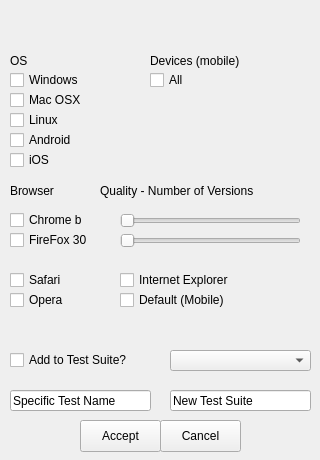
This is src/testgenerationform.ui in lettergram/Selenium-Factory as Qt 5 draws it before an edit. The edited form follows.
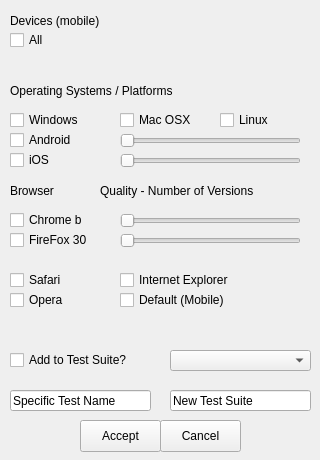
This is the edited form.

Commit message: Added ios and android number + slide bar... Disgusting, but functional

```diff
--- a/src/testgenerationform.ui
+++ b/src/testgenerationform.ui
@@ -33,20 +33,20 @@
     <property name="geometry">
      <rect>
       <x>10</x>
-      <y>50</y>
-      <width>21</width>
+      <y>80</y>
+      <width>241</width>
       <height>21</height>
      </rect>
     </property>
     <property name="text">
-     <string>OS</string>
+     <string>Operating Systems / Platforms</string>
     </property>
    </widget>
    <widget class="QCheckBox" name="windowsCheckBox">
     <property name="geometry">
      <rect>
       <x>10</x>
-      <y>70</y>
+      <y>110</y>
       <width>87</width>
       <height>20</height>
      </rect>
@@ -58,8 +58,8 @@
    <widget class="QCheckBox" name="macCheckBox">
     <property name="geometry">
      <rect>
-      <x>10</x>
-      <y>90</y>
+      <x>120</x>
+      <y>110</y>
       <width>87</width>
       <height>20</height>
      </rect>
@@ -71,7 +71,7 @@
    <widget class="QCheckBox" name="linuxCheckBox">
     <property name="geometry">
      <rect>
-      <x>10</x>
+      <x>220</x>
       <y>110</y>
       <width>87</width>
       <height>20</height>
@@ -86,7 +86,7 @@
      <rect>
       <x>10</x>
       <y>130</y>
-      <width>87</width>
+      <width>111</width>
       <height>20</height>
      </rect>
     </property>
@@ -99,7 +99,7 @@
      <rect>
       <x>10</x>
       <y>150</y>
-      <width>87</width>
+      <width>111</width>
       <height>20</height>
      </rect>
     </property>
@@ -214,8 +214,8 @@
    <widget class="QCheckBox" name="deviceBox">
     <property name="geometry">
      <rect>
-      <x>150</x>
-      <y>70</y>
+      <x>10</x>
+      <y>30</y>
       <width>87</width>
       <height>20</height>
      </rect>
@@ -227,8 +227,8 @@
    <widget class="QLabel" name="devices">
     <property name="geometry">
      <rect>
-      <x>150</x>
-      <y>50</y>
+      <x>10</x>
+      <y>10</y>
       <width>111</width>
       <height>21</height>
      </rect>
@@ -338,6 +338,32 @@
      <string>Internet Explorer</string>
     </property>
    </widget>
+   <widget class="QSlider" name="androidVersionSlider">
+    <property name="geometry">
+     <rect>
+      <x>120</x>
+      <y>130</y>
+      <width>181</width>
+      <height>22</height>
+     </rect>
+    </property>
+    <property name="orientation">
+     <enum>Qt::Horizontal</enum>
+    </property>
+   </widget>
+   <widget class="QSlider" name="iosVersionSlider">
+    <property name="geometry">
+     <rect>
+      <x>120</x>
+      <y>150</y>
+      <width>181</width>
+      <height>22</height>
+     </rect>
+    </property>
+    <property name="orientation">
+     <enum>Qt::Horizontal</enum>
+    </property>
+   </widget>
   </widget>
  </widget>
  <resources/>
```
The commit also changes 4 other files.
